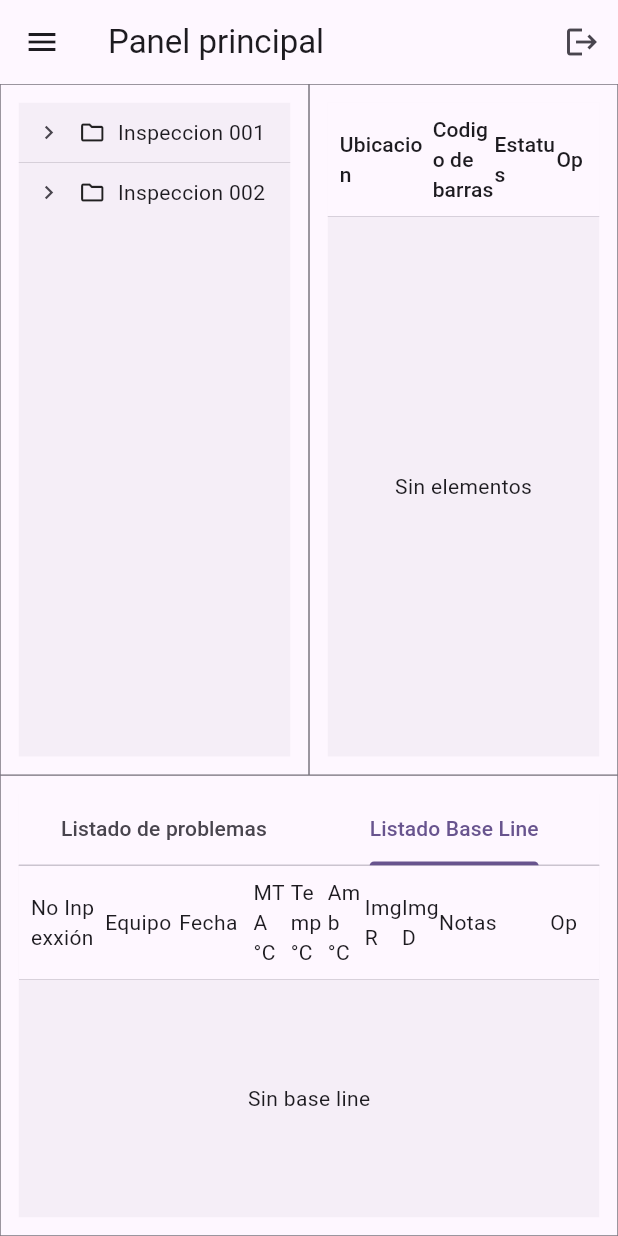
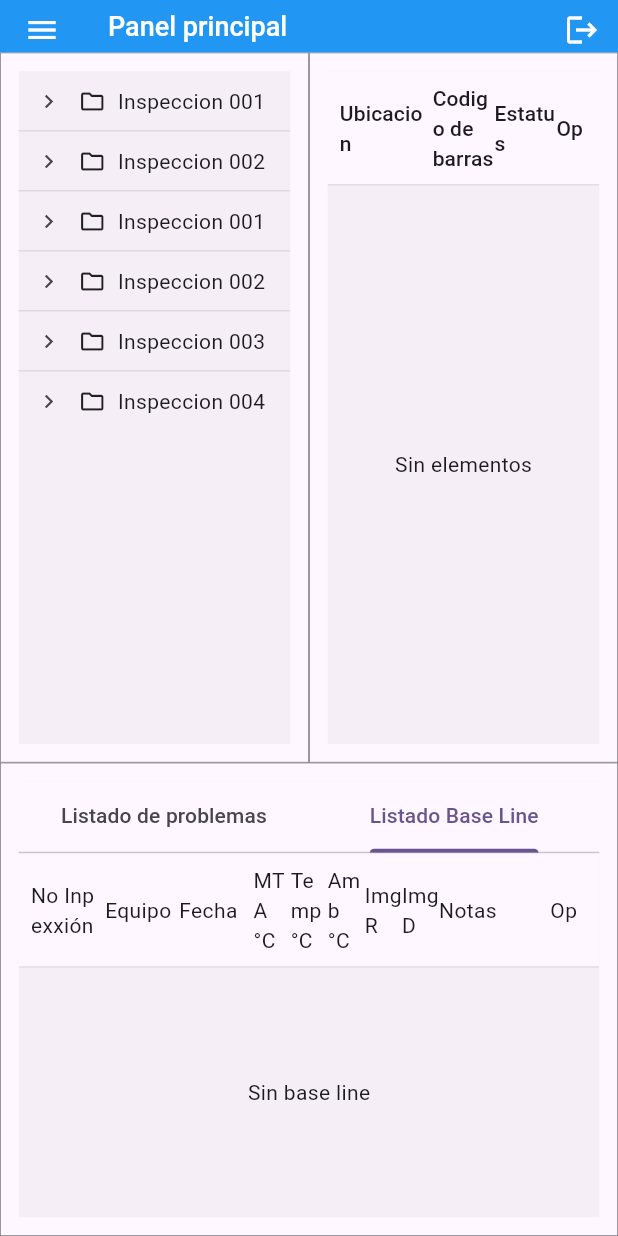
Before and after one commit to PedroGlz/etic_mobile, a Flutter app: the HomeScreen screen opened by its route, tab 2 chosen, on a phone screen of 412 x 824 dp. Run offline on Flutter 3.47's test engine with Material 3 defaults, Android fonts, the phone set to English and light mode, and no system bars.

Commit message:
Se simulan mas elementos en el treeview

```diff
--- a/lib/features/home/presentation/home_screen.dart
+++ b/lib/features/home/presentation/home_screen.dart
@@ -62,6 +62,11 @@ class _HomeScreenState extends State<HomeScreen> {
   Widget build(BuildContext context) {
     return Scaffold(
       appBar: AppBar(
+        backgroundColor: Colors.blue,
+        iconTheme: const IconThemeData(color: Colors.white),
+        actionsIconTheme: const IconThemeData(color: Colors.white),
+        toolbarHeight: 35,
+        titleTextStyle: const TextStyle(color: Colors.white, fontSize: 18, fontWeight: FontWeight.w500),
         title: const Text('Panel principal'),
         actions: [
           IconButton(
@@ -340,6 +345,7 @@ class _CurrentInspectionSplitViewState extends State<_CurrentInspectionSplitView
         ],
       ),
     ];
+    _nodes.addAll(_generateMockNodes());
   }
 
   _TreeNode? _findById(String? id, [List<_TreeNode>? list]) {
@@ -363,6 +369,90 @@ class _CurrentInspectionSplitViewState extends State<_CurrentInspectionSplitView
       if (_removeById(id, nodes[i].children)) return true;
     }
     return false;
+  }
+
+  List<_TreeNode> _generateMockNodes() {
+    final List<_TreeNode> out = [];
+    const inspections = 4;
+    const sitesPerInspection = 10;
+    const areasPerSite = 10;
+    const equiposPerArea = 9; // ~4044 nodos totales aprox.
+
+    for (int i = 1; i <= inspections; i++) {
+      final insId = i.toString().padLeft(3, '0');
+      final inspection = _TreeNode(
+        id: 'ins$insId',
+        title: 'Inspeccion $insId',
+      );
+
+      for (int s = 1; s <= sitesPerInspection; s++) {
+        final site = _TreeNode(
+          id: 'ins$insId-site$s',
+          title: 'Sitio: Planta ${String.fromCharCode(64 + ((s - 1) % 26) + 1)}',
+          barcode: 'S$insId-${s.toString().padLeft(3, '0')}',
+          verified: s % 2 == 0,
+        );
+
+        for (int a = 1; a <= areasPerSite; a++) {
+          final area = _TreeNode(
+            id: 'ins$insId-site$s-area$a',
+            title: 'Area $a',
+            barcode: 'A$insId-$s-$a',
+            verified: a % 3 == 0,
+          );
+
+          for (int e = 1; e <= equiposPerArea; e++) {
+            final equipo = _TreeNode(
+              id: 'ins$insId-site$s-area$a-e$e',
+              title: 'Equipo $e',
+              barcode: 'EQ$insId-$s-$a-$e',
+              verified: e % 4 == 0,
+            );
+
+            if (e == 1) {
+              area.problems.add(
+                _Problem(
+                  no: a * 10 + e,
+                  fecha: DateTime.now(),
+                  numInspeccion: 'INS-$insId',
+                  tipo: 'Termica',
+                  estatus: (a % 2 == 0) ? 'Abierto' : 'Cerrado',
+                  cronico: a % 4 == 0,
+                  tempC: 40 + (e % 10).toDouble(),
+                  deltaTC: 5 + (e % 5).toDouble(),
+                  severidad: (a % 3 == 0) ? 'Alta' : 'Media',
+                  equipo: 'Equipo $e',
+                  comentarios: 'Mock generado',
+                ),
+              );
+              area.baselines.add(
+                _Baseline(
+                  numInspeccion: 'INS-BASE-$insId',
+                  equipo: 'Equipo $e',
+                  fecha: DateTime.now(),
+                  mtaC: 38.0,
+                  tempC: 39.0 + (e % 3),
+                  ambC: 23.0,
+                  imgR: null,
+                  imgD: null,
+                  notas: 'OK',
+                ),
+              );
+            }
+
+            area.children.add(equipo);
+          }
+
+          site.children.add(area);
+        }
+
+        inspection.children.add(site);
+      }
+
+      out.add(inspection);
+    }
+
+    return out;
   }
 
   @override
@@ -778,8 +868,8 @@ class _DetailsTabs extends StatelessWidget {
 
   @override
   Widget build(BuildContext context) {
-    final problems = node?.problems ?? const <_Problem>[];
-    final baselines = node?.baselines ?? const <_Baseline>[];
+    final problems = node == null ? const <_Problem>[] : _collectProblems(node!);
+    final baselines = node == null ? const <_Baseline>[] : _collectBaselines(node!);
     return DefaultTabController(
       length: 2,
       child: Column(
@@ -806,6 +896,26 @@ class _DetailsTabs extends StatelessWidget {
         ],
       ),
     );
+  }
+
+  List<_Problem> _collectProblems(_TreeNode root) {
+    final out = <_Problem>[];
+    void dfs(_TreeNode n) {
+      out.addAll(n.problems);
+      for (final c in n.children) dfs(c);
+    }
+    dfs(root);
+    return out;
+  }
+
+  List<_Baseline> _collectBaselines(_TreeNode root) {
+    final out = <_Baseline>[];
+    void dfs(_TreeNode n) {
+      out.addAll(n.baselines);
+      for (final c in n.children) dfs(c);
+    }
+    dfs(root);
+    return out;
   }
 }
 
```
